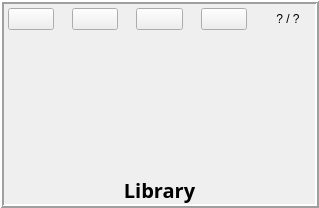
Zugzwangs/Eternal-Deck-Builder, file src/Widgets/cardsstackview.ui: the form before one commit.
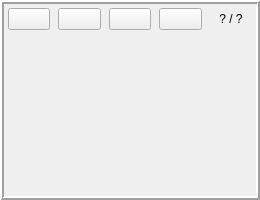
The form after the commit. Icons and pictures are not drawn.

Patch:
```diff
--- a/src/Widgets/cardsstackview.ui
+++ b/src/Widgets/cardsstackview.ui
@@ -6,13 +6,39 @@
    <rect>
     <x>0</x>
     <y>0</y>
-    <width>319</width>
-    <height>208</height>
+    <width>260</width>
+    <height>200</height>
    </rect>
   </property>
+  <property name="sizePolicy">
+   <sizepolicy hsizetype="Preferred" vsizetype="Fixed">
+    <horstretch>0</horstretch>
+    <verstretch>0</verstretch>
+   </sizepolicy>
+  </property>
+  <property name="minimumSize">
+   <size>
+    <width>200</width>
+    <height>200</height>
+   </size>
+  </property>
+  <property name="maximumSize">
+   <size>
+    <width>350</width>
+    <height>200</height>
+   </size>
+  </property>
   <property name="windowTitle">
    <string>Frame</string>
   </property>
+  <property name="styleSheet">
+   <string notr="true">CardsStackView
+{
+     border-width: 1px;
+     border-style: solid;
+     border-radius: 4px;
+}</string>
+  </property>
   <property name="frameShape">
    <enum>QFrame::Box</enum>
   </property>
@@ -48,7 +74,7 @@
      </property>
      <layout class="QHBoxLayout" name="frameButtonsLayout">
       <property name="spacing">
-       <number>18</number>
+       <number>8</number>
       </property>
       <property name="leftMargin">
        <number>4</number>
@@ -187,25 +213,6 @@
         </property>
        </spacer>
       </item>
-      <item>
-       <widget class="QLabel" name="label_2">
-        <property name="font">
-         <font>
-          <family>Mistral</family>
-          <pointsize>15</pointsize>
-          <weight>75</weight>
-          <bold>true</bold>
-          <stylestrategy>PreferAntialias</stylestrategy>
-         </font>
-        </property>
-        <property name="text">
-         <string>Library</string>
-        </property>
-        <property name="alignment">
-         <set>Qt::AlignCenter</set>
-        </property>
-       </widget>
-      </item>
      </layout>
     </widget>
    </item>
```
Left out of the diff: 7 changed lines with no effect on the pictures.
